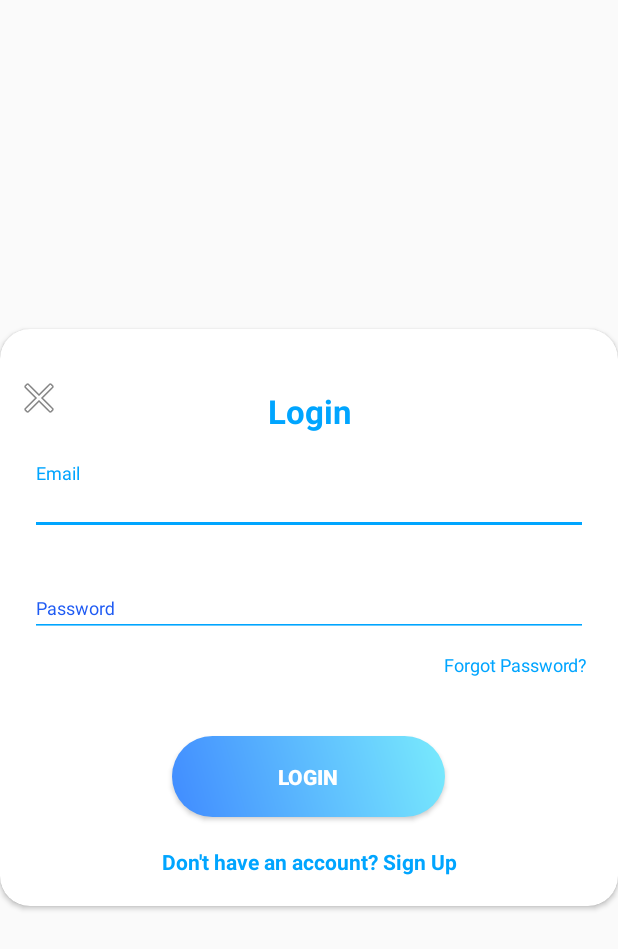
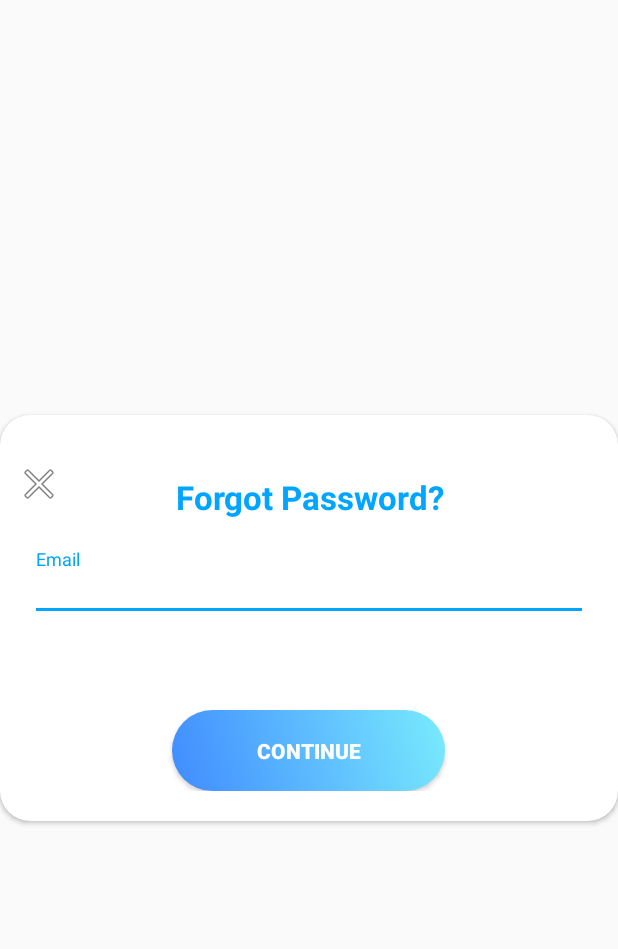
Before and after one commit to maor1122/Sportbelt, an Android app: the layout forgot_password.xml on its own in the app's theme, with its tools: preview values and no code run, on a phone screen of 412 x 824 dp. Shown: the top 949 px of the screen. Run offline under Robolectric (Android 15) with nearby library versions, the phone set to English and light mode, and no system bars.

Commit message:
finished forgot password layout

```diff
--- a/app/src/main/java/com/example/sbelt/LoginActivity.java
+++ b/app/src/main/java/com/example/sbelt/LoginActivity.java
@@ -23,7 +23,7 @@ public class LoginActivity extends AppCompatActivity {
 
     private void init(){
         viewFlipper = (ViewFlipper) findViewById(R.id.viewFlipper);
-        loginUsername = (EditText) findViewById(R.id.loginUsername);
+        loginUsername = (EditText) findViewById(R.id.forgotPasswordEmail);
         loginPassword = (EditText) findViewById(R.id.loginPassword);
         loginErrorLabel = (TextView) findViewById(R.id.loginErrorLabel);
         registerUsername = (EditText) findViewById(R.id.registerUsername);
--- a/app/src/main/res/layout/forgot_password.xml
+++ b/app/src/main/res/layout/forgot_password.xml
@@ -29,7 +29,7 @@
         <TextView
             style="@style/headerTextPrimary"
             android:layout_marginTop="@dimen/loginViewsMargin"
-            android:text="Login" />
+            android:text="Forgot Password?" />
 
         <com.google.android.material.textfield.TextInputLayout
             android:id="@+id/textInputEmail"
@@ -37,7 +37,7 @@
             android:layout_marginTop="@dimen/loginViewsMargin">
 
             <EditText
-                android:id="@+id/loginUsername"
+                android:id="@+id/forgotPasswordEmail"
                 style="@style/modifiedEditText"
                 android:hint="@string/login_email_hint"
                 android:inputType="textEmailAddress"
@@ -47,24 +47,7 @@
         <com.google.android.material.textfield.TextInputLayout
             android:id="@+id/textInputPassword"
             style="@style/parent"
-            android:layout_marginTop="@dimen/loginViewsMargin">
-
-            <EditText
-                android:id="@+id/loginPassword"
-                style="@style/modifiedEditText"
-                android:hint="@string/login_password_hint"
-                android:inputType="textPassword"
-                android:maxLines="1" />
-        </com.google.android.material.textfield.TextInputLayout>
-
-        <TextView
-            style="@style/viewParent"
-            android:layout_gravity="end"
-            android:layout_marginTop="10dp"
-            android:onClick="viewForgotPAssword"
-            android:text="Forgot Password?"
-            android:textColor="@color/primaryTextColor"
-            android:textSize="@dimen/newsMoreTextSize" />
+            android:layout_marginTop="@dimen/loginViewsMargin"/>
 
         <TextView
             android:id="@+id/loginErrorLabel"
@@ -73,21 +56,12 @@
             android:textColor="@color/design_default_color_error" />
 
         <Button
-            android:id="@+id/cirLoginButton"
+            android:id="@+id/LoginButton"
             style="@style/loginButton"
             android:layout_gravity="center_horizontal"
             android:layout_marginTop="@dimen/loginViewsMargin"
             android:onClick="loginPressed"
-            android:text="Login" />
-
-        <TextView
-            style="@style/parent"
-            android:layout_marginTop="@dimen/loginViewsMargin"
-            android:onClick="switchLayers"
-            android:text="@string/login_signup_hint"
-            android:textAlignment="center"
-            android:textColor="@color/primaryTextColor"
-            android:textStyle="bold" />
+            android:text="Continue" />
 
 
     </LinearLayout>
--- a/app/src/main/res/layout/layout_login.xml
+++ b/app/src/main/res/layout/layout_login.xml
@@ -27,7 +27,7 @@
             android:layout_marginTop="@dimen/loginViewsMargin">
 
             <EditText
-                android:id="@+id/loginUsername"
+                android:id="@+id/forgotPasswordEmail"
                 style="@style/modifiedEditText"
                 android:hint="@string/login_username_hint"
                 android:inputType="textPersonName"
@@ -63,7 +63,6 @@
             android:textColor="@color/design_default_color_error" />
 
         <Button
-            android:id="@+id/cirLoginButton"
             style="@style/loginButton"
             android:layout_gravity="center_horizontal"
             android:layout_marginTop="@dimen/loginViewsMargin"
```
